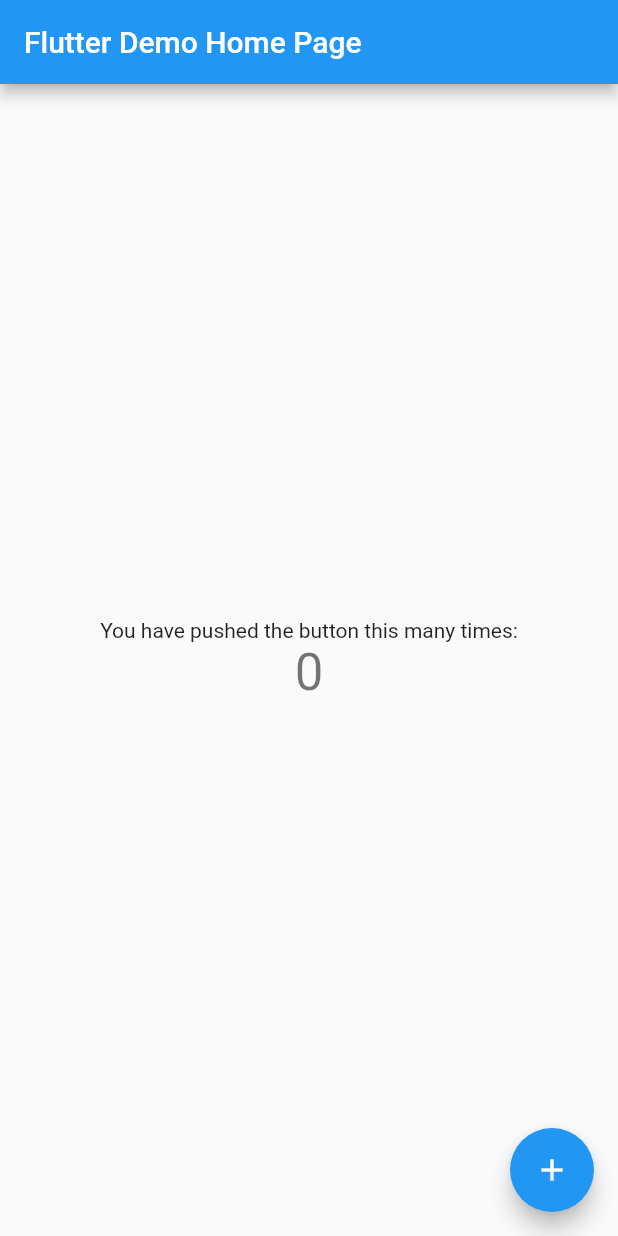
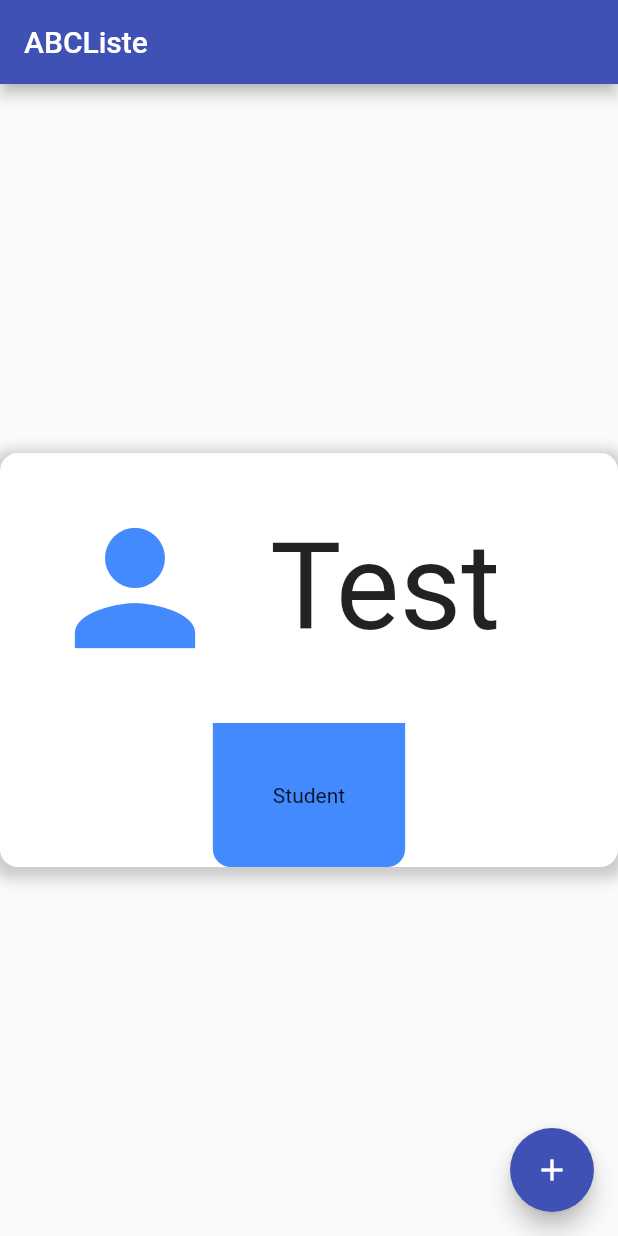
Before and after one commit to Smurado/MobileApplication2_JB, a Flutter app: the screen it shows after launch, on a phone screen of 412 x 824 dp. Run offline on Flutter 3.47's test engine with Material 2 defaults, Android fonts, the phone set to English and light mode, and no system bars.

Commit message:
neuer input

```diff
--- /dev/null
+++ b/lib/liste.dart
@@ -0,0 +1,24 @@
+import 'package:flutter/material.dart';
+
+
+class liste extends StatefulWidget {
+  liste( {Key? key}) : super(key: key);
+
+
+  String currentTitle = "";
+
+  @override
+  State<liste> createState() => _listeState();
+}
+
+class _listeState extends State<liste> {
+
+  @override
+  Widget build(BuildContext context) {
+    return Scaffold(
+
+      bottomNavigationBar: BottomAppBar( //bottom bar with pause and unpause
+      ),
+    );
+  }
+}
--- a/lib/main.dart
+++ b/lib/main.dart
@@ -1,11 +1,16 @@
+import 'dart:io';
+import 'dart:ui';
+import 'package:abcliste/liste.dart';
 import 'package:flutter/material.dart';
+
+
 
 void main() {
   runApp(const MyApp());
 }
 
 class MyApp extends StatelessWidget {
-  const MyApp({super.key});
+  const MyApp({Key? key}) : super(key: key);
 
   // This widget is the root of your application.
   @override
@@ -13,103 +18,107 @@ class MyApp extends StatelessWidget {
     return MaterialApp(
       title: 'Flutter Demo',
       theme: ThemeData(
-        // This is the theme of your application.
-        //
-        // Try running your application with "flutter run". You'll see the
-        // application has a blue toolbar. Then, without quitting the app, try
-        // changing the primarySwatch below to Colors.green and then invoke
-        // "hot reload" (press "r" in the console where you ran "flutter run",
-        // or simply save your changes to "hot reload" in a Flutter IDE).
-        // Notice that the counter didn't reset back to zero; the application
-        // is not restarted.
-        primarySwatch: Colors.blue,
+          primarySwatch: Colors.indigo
       ),
-      home: const MyHomePage(title: 'Flutter Demo Home Page'),
+      home: const MyHomePage(title: 'ABCListe'),
+      debugShowCheckedModeBanner: false,
     );
   }
 }
 
 class MyHomePage extends StatefulWidget {
-  const MyHomePage({super.key, required this.title});
-
-  // This widget is the home page of your application. It is stateful, meaning
-  // that it has a State object (defined below) that contains fields that affect
-  // how it looks.
-
-  // This class is the configuration for the state. It holds the values (in this
-  // case the title) provided by the parent (in this case the App widget) and
-  // used by the build method of the State. Fields in a Widget subclass are
-  // always marked "final".
-
+  const MyHomePage({Key? key, required this.title}) : super(key: key);
   final String title;
-
   @override
   State<MyHomePage> createState() => _MyHomePageState();
 }
 
 class _MyHomePageState extends State<MyHomePage> {
-  int _counter = 0;
-
-  void _incrementCounter() {
-    setState(() {
-      // This call to setState tells the Flutter framework that something has
-      // changed in this State, which causes it to rerun the build method below
-      // so that the display can reflect the updated values. If we changed
-      // _counter without calling setState(), then the build method would not be
-      // called again, and so nothing would appear to happen.
-      _counter++;
-    });
-  }
+  final streamUrlController = TextEditingController();
 
   @override
   Widget build(BuildContext context) {
-    // This method is rerun every time setState is called, for instance as done
-    // by the _incrementCounter method above.
-    //
-    // The Flutter framework has been optimized to make rerunning build methods
-    // fast, so that you can just rebuild anything that needs updating rather
-    // than having to individually change instances of widgets.
     return Scaffold(
       appBar: AppBar(
-        // Here we take the value from the MyHomePage object that was created by
-        // the App.build method, and use it to set our appbar title.
         title: Text(widget.title),
       ),
       body: Center(
-        // Center is a layout widget. It takes a single child and positions it
-        // in the middle of the parent.
         child: Column(
-          // Column is also a layout widget. It takes a list of children and
-          // arranges them vertically. By default, it sizes itself to fit its
-          // children horizontally, and tries to be as tall as its parent.
-          //
-          // Invoke "debug painting" (press "p" in the console, choose the
-          // "Toggle Debug Paint" action from the Flutter Inspector in Android
-          // Studio, or the "Toggle Debug Paint" command in Visual Studio Code)
-          // to see the wireframe for each widget.
-          //
-          // Column has various properties to control how it sizes itself and
-          // how it positions its children. Here we use mainAxisAlignment to
-          // center the children vertically; the main axis here is the vertical
-          // axis because Columns are vertical (the cross axis would be
-          // horizontal).
           mainAxisAlignment: MainAxisAlignment.center,
           children: <Widget>[
-            const Text(
-              'You have pushed the button this many times:',
+          GestureDetector(
+
+            onTap: () async {
+              Navigator.push(
+                  context,
+                  MaterialPageRoute(builder: (context) => liste())
+              );
+            },
+            child:
+            Container(
+              decoration: BoxDecoration(
+                borderRadius: BorderRadius.circular(12),
+                color: Colors.white,
+                boxShadow: [
+                  BoxShadow(
+                    color: Colors.grey.withOpacity(0.5),
+                    spreadRadius: 5,
+                    blurRadius: 7,
+                    offset: Offset(0, 3),
+                  ),
+                ],
+              ),
+              child: Column(
+                children: [
+                  Row(
+                    children: [
+
+                    Container(
+                      child:
+                      Icon(Icons.person, size: 120, color:Colors.blueAccent),
+                      padding: const EdgeInsets.all(30),
+                    ),
+                    Container(
+                      alignment: Alignment.centerRight,
+                      child:
+                      Text(
+                        "Test",
+                        style: TextStyle(fontSize: 80),
+                      ),
+                    ),
+                    ],
+                  ),
+
+                  Container(
+                    decoration: const BoxDecoration(
+                        color: Colors.blueAccent,
+                        borderRadius: BorderRadius.only(bottomRight: Radius.circular(12), bottomLeft: Radius.circular(12))
+                    ),
+                    child: Text("Student"),
+                    padding: const EdgeInsets.all(40),
+                  )
+                ],
+              ),
             ),
-            Text(
-              '$_counter',
-              style: Theme.of(context).textTheme.headline4,
-            ),
+          ),
           ],
         ),
       ),
-      floatingActionButton: FloatingActionButton(
-        onPressed: _incrementCounter,
-        tooltip: 'Increment',
-        child: const Icon(Icons.add),
-      ), // This trailing comma makes auto-formatting nicer for build methods.
+
+      floatingActionButton: Row(
+        mainAxisAlignment: MainAxisAlignment.spaceEvenly,
+        mainAxisSize: MainAxisSize.min,
+        children: [
+          //add button for adding a feed
+          FloatingActionButton(
+            onPressed: () async {
+              //hier das create aendern auf den Controller
+            },
+            tooltip: 'Increment',
+            child: const Icon(Icons.add),
+          ),
+        ],
+      ),
     );
   }
 }
```
